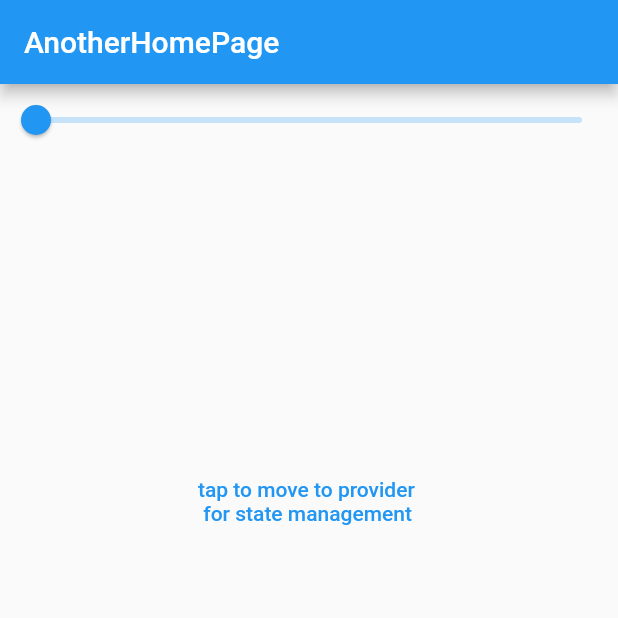
After one commit to damilare-d/stateful_app, a Flutter app: the AnotherHomePage screen opened directly, on a phone screen of 412 x 824 dp, the top half of it. The commit adds this screen. Run offline on Flutter 3.47's test engine with Material 2 defaults, Android fonts, the phone set to English and light mode, and no system bars.

Commit message:
provider example1

```diff
--- /dev/null
+++ b/lib/inherited, change notifier/reWriteLearn002.dart
@@ -0,0 +1,101 @@
+import 'package:flutter/material.dart';
+import '../provider state management/learn003.dart';
+
+void main() {
+  runApp(const MaterialApp(
+    home: AnotherHomePage(),
+  ));
+}
+
+class dSliderData extends ChangeNotifier {
+  double _dValue = 0;
+  double get value => _dValue;
+  set value(double newValue) {
+    if (newValue != value) {
+      _dValue = newValue;
+      notifyListeners();
+    }
+  }
+}
+
+final daSliderData = dSliderData();
+
+class dSliderInheritedData extends InheritedNotifier<dSliderData> {
+  dSliderInheritedData(
+      {required dSliderData daSliderData, required Widget child})
+      : super(
+          child: child,
+          notifier: daSliderData,
+        );
+  static double valueNotifierFunction(BuildContext context) =>
+      context
+          .dependOnInheritedWidgetOfExactType<dSliderInheritedData>()
+          ?.notifier
+          ?.value ??
+      0.0;
+}
+
+class AnotherHomePage extends StatelessWidget {
+  const AnotherHomePage({Key? key}) : super(key: key);
+
+  @override
+  Widget build(BuildContext context) {
+    return Scaffold(
+      appBar: AppBar(
+        title: const Text("AnotherHomePage"),
+      ),
+      body: dSliderInheritedData(
+        daSliderData: daSliderData,
+        child: Builder(builder: (context) {
+          return Column(
+            children: [
+              Slider(
+                value: dSliderInheritedData.valueNotifierFunction(context),
+                onChanged: (value) {
+                  daSliderData.value = value;
+                },
+              ),
+              Row(
+                children: [
+                  Opacity(
+                    opacity:
+                        dSliderInheritedData.valueNotifierFunction(context),
+                    child: Container(
+                      height: MediaQuery.of(context).size.height / 4,
+                      decoration: const BoxDecoration(
+                        color: Colors.yellow,
+                      ),
+                    ),
+                  ),
+                  Opacity(
+                    opacity:
+                        dSliderInheritedData.valueNotifierFunction(context),
+                    child: Container(
+                      height: MediaQuery.of(context).size.height / 4,
+                      decoration: const BoxDecoration(
+                        color: Colors.blue,
+                      ),
+                    ),
+                  ),
+                ].toExpandEqually().toList(),
+              ),
+              TextButton(
+                  onPressed: () {
+                    Navigator.push(
+                        context,
+                        MaterialPageRoute(
+                            builder: (context) => const ProviderHomePage()));
+                  },
+                  child: const Text(
+                      'tap to move to provider \n for state management '))
+            ],
+          );
+        }),
+      ),
+    );
+  }
+}
+
+extension ExpandEqually on Iterable<Widget> {
+  Iterable<Widget> toExpandEqually() => (map((w) => Expanded(child: w)));
+}
--- a/pubspec.yaml
+++ b/pubspec.yaml
@@ -35,6 +35,7 @@ dependencies:
   # Use with the CupertinoIcons class for iOS style icons.
   cupertino_icons: ^1.0.2
   uuid: ^3.0.6
+  provider: ^6.0.3
 
 dev_dependencies:
   flutter_test:
```
Also changed, not shown: lib/inherited, change notifier/learn002.dart (+20 -4 lines), lib/provider state management/learn003.dart (added, +160 -0 lines), pubspec.lock.
